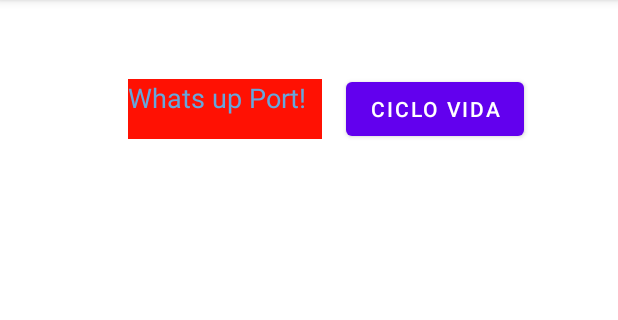
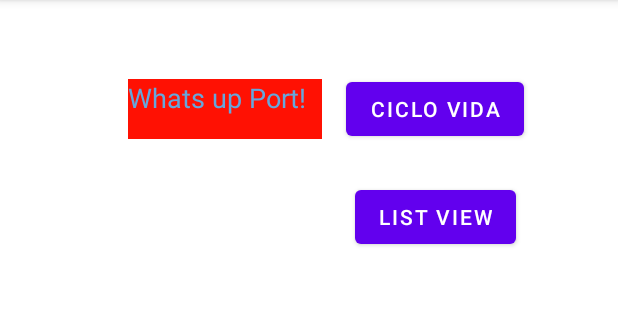
Before and after one commit to 2020-B-Aplicaciones-Moviles-Computacion/AMC-paredes-araujo-ramses-alexander, an Android app: the screen it shows after launch (MainActivity), on a phone screen of 412 x 824 dp, the part 84-404 px from its top. Run offline under Robolectric (Android 15) with nearby library versions, the phone set to English and light mode, and no system bars.

Commit message:
List View

```diff
--- a/AndroidStudioProjects/app/src/main/AndroidManifest.xml
+++ b/AndroidStudioProjects/app/src/main/AndroidManifest.xml
@@ -9,7 +9,8 @@
         android:roundIcon="@mipmap/ic_launcher_round"
         android:supportsRtl="true"
         android:theme="@style/Theme.AplicacionMoviles">
-        <activity android:name=".ACicloVida"></activity>
+        <activity android:name=".BListView"></activity>
+        <activity android:name=".ACicloVida" />
         <activity android:name=".MainActivity">
             <intent-filter>
                 <action android:name="android.intent.action.MAIN" />
--- /dev/null
+++ b/AndroidStudioProjects/app/src/main/java/com/example/aplicacionmoviles/BEntrenador.kt
@@ -0,0 +1,10 @@
+package com.example.aplicacionmoviles
+
+class BEntrenador(
+       var nombre:String,
+       var  descripcion:String
+    ){
+    override fun toString(): String {
+        return "Nombre: ${this.nombre} Descripcion: ${descripcion}"
+    }
+}
--- /dev/null
+++ b/AndroidStudioProjects/app/src/main/java/com/example/aplicacionmoviles/BaseDatosMemoria.kt
@@ -0,0 +1,18 @@
+package com.example.aplicacionmoviles
+
+class BaseDatosMemoria {
+    companion object{
+        val arregloEnteros = arrayListOf<Int>()
+        fun cargaInicialDatos(){
+            arregloEnteros.add(1)
+            arregloEnteros.add(2)
+            arregloEnteros.add(3)
+        }
+        val arregloEntrenadores = arrayListOf<BEntrenador>()
+        fun cagarEntrenadores(){
+            arregloEntrenadores.add(BEntrenador("UNO","DES"))
+            arregloEntrenadores.add(BEntrenador("DOS","DES2"))
+        }
+    }
+
+}
--- a/AndroidStudioProjects/app/src/main/java/com/example/aplicacionmoviles/MainActivity.kt
+++ b/AndroidStudioProjects/app/src/main/java/com/example/aplicacionmoviles/MainActivity.kt
@@ -9,10 +9,17 @@ class MainActivity : AppCompatActivity() {
     override fun onCreate(savedInstanceState: Bundle?) {
         super.onCreate(savedInstanceState)
         setContentView(R.layout.activity_main)
+        BaseDatosMemoria.cargaInicialDatos()
+
+        BaseDatosMemoria.cagarEntrenadores()
 
         val buttonCicloVida = findViewById<Button>(R.id.button_ir_ciclo_vida)
         buttonCicloVida.setOnClickListener {
             irCicloVida()
+        }
+        val buttonListView = findViewById<Button>(R.id.bnt_ir_list_view)
+        buttonListView.setOnClickListener {
+            irListView()
         }
 
     }
@@ -23,4 +30,11 @@ class MainActivity : AppCompatActivity() {
         )
         startActivity(intentExplicito)
     }
+    fun irListView(){
+        val intentExplicito = Intent(
+            this,
+            BListView:: class.java
+        )
+        startActivity(intentExplicito)
+    }
 }
--- a/AndroidStudioProjects/app/src/main/res/layout/activity_main.xml
+++ b/AndroidStudioProjects/app/src/main/res/layout/activity_main.xml
@@ -32,4 +32,14 @@
         app:layout_constraintStart_toEndOf="@+id/textView7"
         app:layout_constraintTop_toTopOf="@+id/textView7" />
 
+    <Button
+        android:id="@+id/bnt_ir_list_view"
+        android:layout_width="wrap_content"
+        android:layout_height="wrap_content"
+        android:layout_marginTop="24dp"
+        android:text="List view"
+        app:layout_constraintEnd_toEndOf="@+id/button_ir_ciclo_vida"
+        app:layout_constraintStart_toStartOf="@+id/button_ir_ciclo_vida"
+        app:layout_constraintTop_toBottomOf="@+id/button_ir_ciclo_vida" />
+
 </androidx.constraintlayout.widget.ConstraintLayout>
```
Also changed, not shown: AndroidStudioProjects/app/src/main/java/com/example/aplicacionmoviles/BListView.kt (added, +53 -0 lines), AndroidStudioProjects/app/src/main/res/layout/activity_b_list_view.xml (added, +30 -0 lines).
